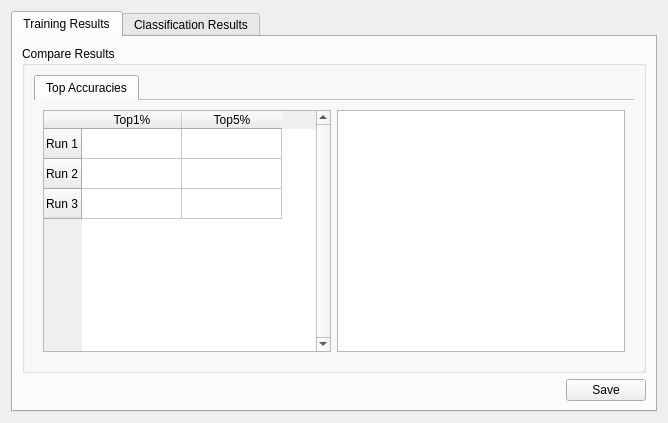
The window that resultswidget.ui (Joensw/RCAIT) describes before a commit, drawn with Qt 5.
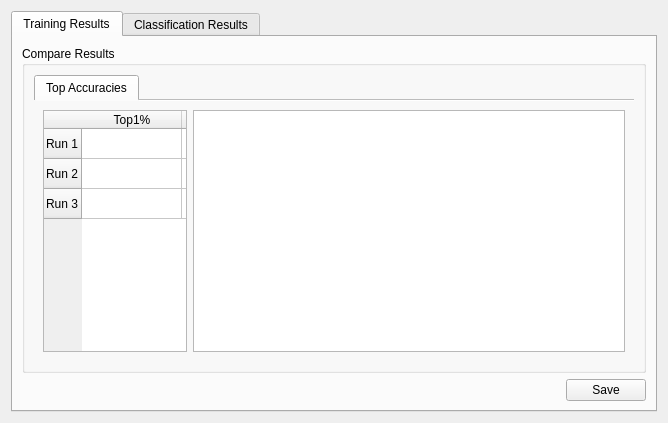
The same window after the commit. Icons and pictures are not drawn. Custom widgets are drawn as their Qt base class.

Commit message: Added basic 'Compare run...' functionality

```diff
--- a/resultswidget.ui
+++ b/resultswidget.ui
@@ -60,7 +60,7 @@
              <bool>true</bool>
             </property>
             <property name="movable">
-             <bool>true</bool>
+             <bool>false</bool>
             </property>
             <widget class="QWidget" name="tab_topAccuracy">
              <attribute name="icon">
@@ -70,18 +70,27 @@
              <attribute name="title">
               <string>Top Accuracies</string>
              </attribute>
-             <layout class="QGridLayout" name="gridLayout_3">
-              <item row="0" column="1">
-               <widget class="QChartView" name="chartView_topAccuracy"/>
-              </item>
+             <layout class="QGridLayout" name="gridLayout_3" columnstretch="1,0,3">
               <item row="0" column="0">
                <widget class="QTableWidget" name="tableWidget_topAccuracy">
                 <property name="verticalScrollBarPolicy">
-                 <enum>Qt::ScrollBarAlwaysOn</enum>
+                 <enum>Qt::ScrollBarAsNeeded</enum>
                 </property>
                 <property name="horizontalScrollBarPolicy">
                  <enum>Qt::ScrollBarAlwaysOff</enum>
                 </property>
+                <property name="sizeAdjustPolicy">
+                 <enum>QAbstractScrollArea::AdjustIgnored</enum>
+                </property>
+                <attribute name="horizontalHeaderCascadingSectionResizes">
+                 <bool>false</bool>
+                </attribute>
+                <attribute name="verticalHeaderCascadingSectionResizes">
+                 <bool>false</bool>
+                </attribute>
+                <attribute name="verticalHeaderStretchLastSection">
+                 <bool>false</bool>
+                </attribute>
                 <row>
                  <property name="text">
                   <string>Run 1</string>
@@ -109,6 +118,9 @@
                 </column>
                </widget>
               </item>
+              <item row="0" column="2">
+               <widget class="QChartView" name="chartView_topAccuracy"/>
+              </item>
              </layout>
             </widget>
            </widget>
```
The commit also changes 2 other files.
